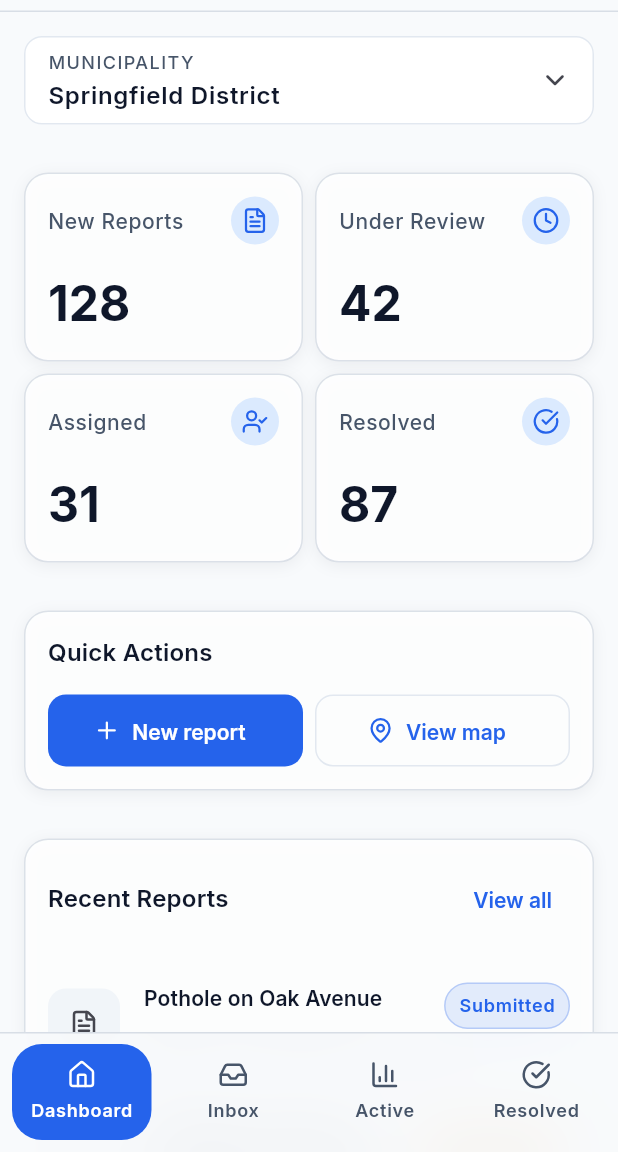
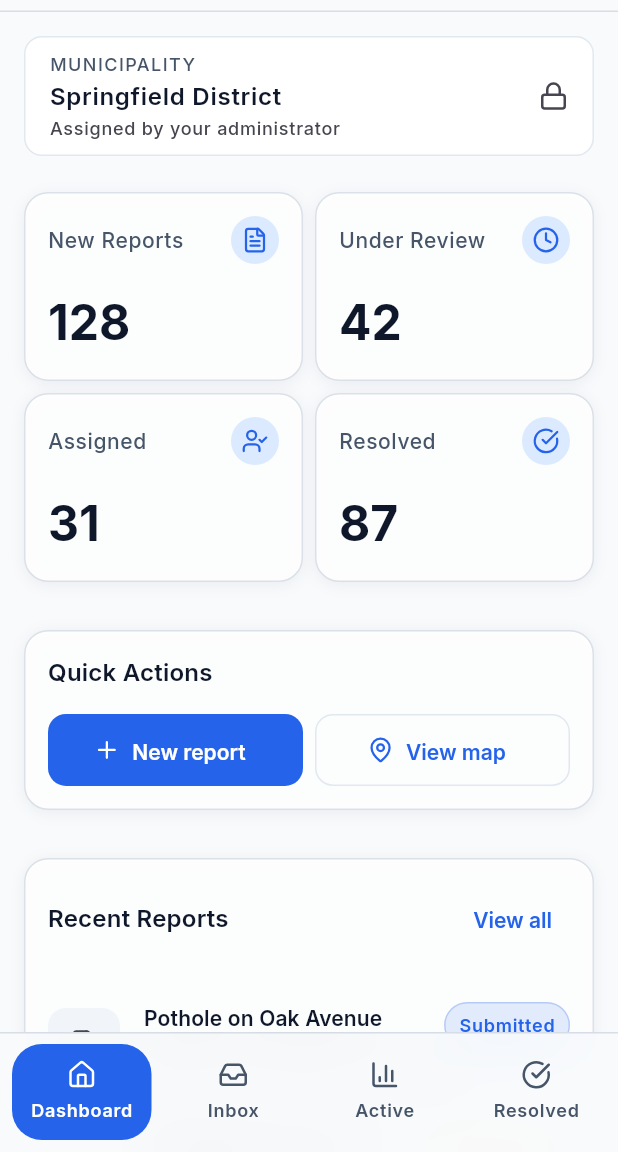
Before and after one commit to khakho3/civic_voice, a Flutter app: the screen it shows after launch, on a phone screen of 412 x 824 dp, the part 84-1236 px from its top. Run offline on Flutter 3.47's test engine with Material 3 defaults, Android fonts, the phone set to English and light mode, and no system bars; our stand-ins replace google_fonts, lucide_icons_flutter.

Commit message:
fix(municipal): close out module — RBAC-correct municipality display, centered state screens, Settings entry
- Municipality card is now read-only (no chevron/tap affordance), since
  the officer's district is assigned by the System Admin, not self-selected
- Profile's kebab menu gains a Settings entry (stub — out of this module's
  scope, not specified anywhere in the project yet)
- MunicipalStateMessage's bordered path (Verified/Rejected/Error/Offline/
  Permission across the module) now centers vertically like the unbordered
  path already did, instead of leaving a large empty gap below the card
- Tightened the Dashboard's municipality-to-stats spacing (xl → lg) to
  match its role as a compact context strip, not a major section break

```diff
--- a/lib/features/municipal/screens/municipal_dashboard_screen.dart
+++ b/lib/features/municipal/screens/municipal_dashboard_screen.dart
@@ -189,7 +189,11 @@ class _DashboardContent extends StatelessWidget {
           const SizedBox(height: AppSpacing.sm),
           const _LoadingIndicatorRow(),
         ],
-        const SizedBox(height: AppSpacing.xl),
+        // Tighter than the xl gap used between the major content sections
+        // below — the municipality card reads as a compact context strip
+        // ahead of the stats, not a section in its own right, so xl here
+        // left a visibly oversized gap.
+        const SizedBox(height: AppSpacing.lg),
         _StatsGrid(stats: stats, isLoading: loading),
         if (!loading) ...[
           const SizedBox(height: AppSpacing.xl),
@@ -242,27 +246,27 @@ class _MunicipalitySelector extends StatelessWidget {
   Widget build(BuildContext context) {
     final textTheme = Theme.of(context).textTheme;
     final colorScheme = Theme.of(context).colorScheme;
-    return Material(
+    // Officers are scoped to a single municipality, assigned by the System
+    // Administrator at account creation (Issue 03 business rule) — there's
+    // no self-service switch workflow, and there shouldn't be, so this is a
+    // plain read-only card rather than anything styled or wrapped to look
+    // tappable (a chevron/input-field border/InkWell all imply a picker
+    // that doesn't exist and would suggest an officer can reassign
+    // themselves to another district).
+    return Container(
+      decoration: BoxDecoration(
         color: colorScheme.surface,
-      shape: RoundedRectangleBorder(
         borderRadius: AppComponentRadius.inputField,
-        side: BorderSide(color: colorScheme.outline),
+        border: Border.all(color: colorScheme.outline),
       ),
-      child: InkWell(
-        borderRadius: AppComponentRadius.inputField,
-        // Officers are scoped to a single municipality (Issue 03 business
-        // rule); no multi-municipality switch workflow is specified, so this
-        // is a static display for now rather than a live picker.
-        onTap: null,
-        child: Padding(
       padding: const EdgeInsets.symmetric(
         horizontal: AppSpacing.md,
         vertical: AppSpacing.sm,
       ),
       child: Row(
-            mainAxisAlignment: MainAxisAlignment.spaceBetween,
         children: [
-              Column(
+          Expanded(
+            child: Column(
               crossAxisAlignment: CrossAxisAlignment.start,
               children: [
                 Text(
@@ -275,16 +279,21 @@ class _MunicipalitySelector extends StatelessWidget {
                     fontWeight: AppFontWeight.semiBold,
                   ),
                 ),
+                Text(
+                  'Assigned by your administrator',
+                  style: textTheme.labelSmall?.copyWith(
+                    color: colorScheme.onSurfaceVariant,
+                  ),
+                ),
               ],
             ),
+          ),
           Icon(
-                AppIcons.chevronDown,
+            AppIcons.permissionDenied,
             size: AppIconSize.md,
             color: colorScheme.onSurfaceVariant,
           ),
         ],
-          ),
-        ),
       ),
     );
   }
--- a/lib/main.dart
+++ b/lib/main.dart
@@ -121,6 +121,9 @@ class _MunicipalRootState extends State<_MunicipalRoot> {
     return MaterialPageRoute(
       builder: (context) => MunicipalProfileScreen(
         onBack: () => Navigator.of(context).pop(),
+        // Settings isn't in this module's scope, or specified anywhere in
+        // the project yet — placeholder pending a future spec.
+        onSettingsTap: () {},
         // No account/session workflow is specified yet (Issue 03 §7) —
         // placeholder pending spec, matching this screen's other unwired
         // actions.
```
Also changed, not shown: lib/features/municipal/screens/municipal_profile_screen.dart (+11 -0 lines), lib/features/municipal/widgets/municipal_state_message.dart (+9 -3 lines), 1 other file. Lines whose indentation alone changed are shown as unchanged.
